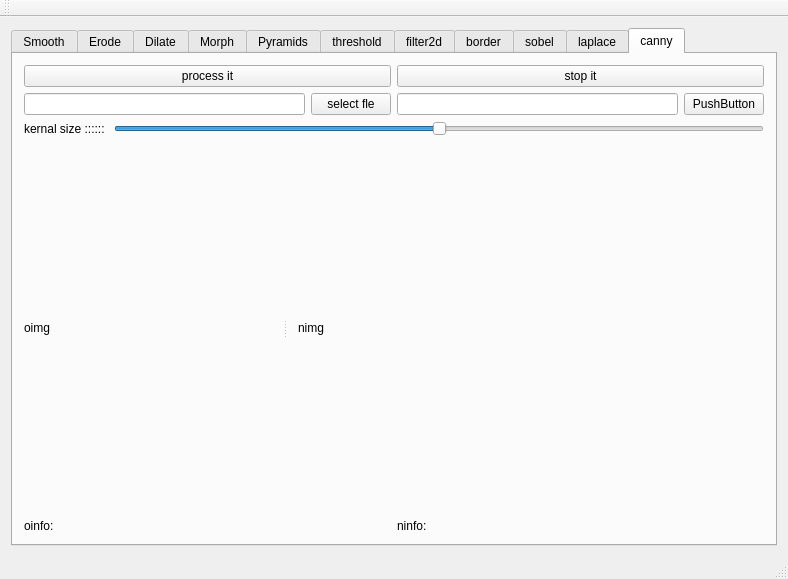
Before: the Qt Designer form uis/mainwindow.ui in kitech/nullimp, drawn with Qt 5.
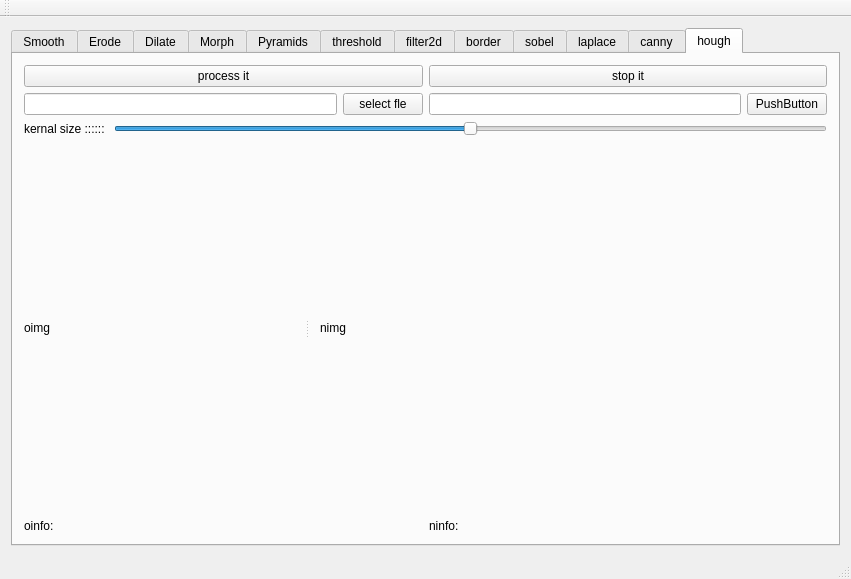
After: the same form once the commit is applied.

Commit message: hough pic

What changed in the file:
```diff
--- a/uis/mainwindow.ui
+++ b/uis/mainwindow.ui
@@ -6,7 +6,7 @@
    <rect>
     <x>0</x>
     <y>0</y>
-    <width>788</width>
+    <width>851</width>
     <height>579</height>
    </rect>
   </property>
@@ -21,7 +21,7 @@
        <enum>QTabWidget::North</enum>
       </property>
       <property name="currentIndex">
-       <number>10</number>
+       <number>11</number>
       </property>
       <widget class="QWidget" name="tab">
        <attribute name="title">
@@ -1937,6 +1937,168 @@
         </item>
        </layout>
       </widget>
+      <widget class="QWidget" name="tab_11">
+       <attribute name="title">
+        <string>hough</string>
+       </attribute>
+       <layout class="QVBoxLayout" name="verticalLayout_11">
+        <item>
+         <layout class="QHBoxLayout" name="horizontalLayout_73">
+          <item>
+           <widget class="QPushButton" name="pushButton_71">
+            <property name="text">
+             <string>process it</string>
+            </property>
+           </widget>
+          </item>
+          <item>
+           <widget class="QPushButton" name="pushButton_72">
+            <property name="text">
+             <string>stop it</string>
+            </property>
+           </widget>
+          </item>
+         </layout>
+        </item>
+        <item>
+         <layout class="QHBoxLayout" name="horizontalLayout_72">
+          <item>
+           <widget class="QLineEdit" name="lineEdit_35"/>
+          </item>
+          <item>
+           <widget class="QPushButton" name="pushButton_69">
+            <property name="text">
+             <string>select fle</string>
+            </property>
+           </widget>
+          </item>
+          <item>
+           <widget class="QLineEdit" name="lineEdit_36"/>
+          </item>
+          <item>
+           <widget class="QPushButton" name="pushButton_70">
+            <property name="text">
+             <string>PushButton</string>
+            </property>
+           </widget>
+          </item>
+         </layout>
+        </item>
+        <item>
+         <layout class="QHBoxLayout" name="horizontalLayout_71">
+          <item>
+           <widget class="QLabel" name="label_98">
+            <property name="text">
+             <string>kernal size :::::: </string>
+            </property>
+           </widget>
+          </item>
+          <item>
+           <widget class="QSlider" name="horizontalSlider_22">
+            <property name="maximum">
+             <number>100</number>
+            </property>
+            <property name="singleStep">
+             <number>1</number>
+            </property>
+            <property name="pageStep">
+             <number>10</number>
+            </property>
+            <property name="value">
+             <number>50</number>
+            </property>
+            <property name="orientation">
+             <enum>Qt::Horizontal</enum>
+            </property>
+           </widget>
+          </item>
+         </layout>
+        </item>
+        <item>
+         <widget class="QSplitter" name="splitter_18">
+          <property name="sizePolicy">
+           <sizepolicy hsizetype="Expanding" vsizetype="Expanding">
+            <horstretch>0</horstretch>
+            <verstretch>0</verstretch>
+           </sizepolicy>
+          </property>
+          <property name="orientation">
+           <enum>Qt::Horizontal</enum>
+          </property>
+          <widget class="QLabel" name="label_99">
+           <property name="sizePolicy">
+            <sizepolicy hsizetype="Preferred" vsizetype="Expanding">
+             <horstretch>0</horstretch>
+             <verstretch>0</verstretch>
+            </sizepolicy>
+           </property>
+           <property name="text">
+            <string>oimg</string>
+           </property>
+          </widget>
+          <widget class="QWidget" name="layoutWidget_26">
+           <layout class="QGridLayout" name="gridLayout_18">
+            <item row="0" column="0">
+             <widget class="QLabel" name="label_100">
+              <property name="sizePolicy">
+               <sizepolicy hsizetype="Preferred" vsizetype="Preferred">
+                <horstretch>0</horstretch>
+                <verstretch>0</verstretch>
+               </sizepolicy>
+              </property>
+              <property name="text">
+               <string>nimg</string>
+              </property>
+             </widget>
+            </item>
+           </layout>
+          </widget>
+         </widget>
+        </item>
+        <item>
+         <layout class="QHBoxLayout" name="horizontalLayout_74">
+          <item>
+           <widget class="QLabel" name="label_101">
+            <property name="sizePolicy">
+             <sizepolicy hsizetype="Preferred" vsizetype="Minimum">
+              <horstretch>0</horstretch>
+              <verstretch>0</verstretch>
+             </sizepolicy>
+            </property>
+            <property name="maximumSize">
+             <size>
+              <width>16777215</width>
+              <height>32</height>
+             </size>
+            </property>
+            <property name="text">
+             <string>oinfo:</string>
+            </property>
+           </widget>
+          </item>
+          <item>
+           <widget class="QLabel" name="label_102">
+            <property name="sizePolicy">
+             <sizepolicy hsizetype="Preferred" vsizetype="Minimum">
+              <horstretch>0</horstretch>
+              <verstretch>0</verstretch>
+             </sizepolicy>
+            </property>
+            <property name="maximumSize">
+             <size>
+              <width>16777215</width>
+              <height>32</height>
+             </size>
+            </property>
+            <property name="text">
+             <string>ninfo:</string>
+            </property>
+           </widget>
+          </item>
+         </layout>
+        </item>
+       </layout>
+      </widget>
      </widget>
     </item>
    </layout>
```
Left out of the diff: 2 changed lines with no effect on the pictures. The commit also changes 3 other files.
